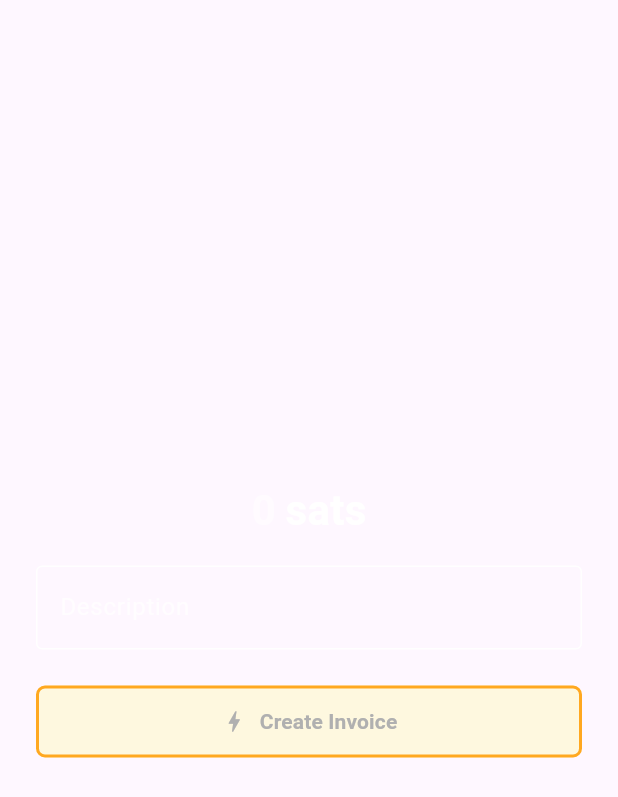
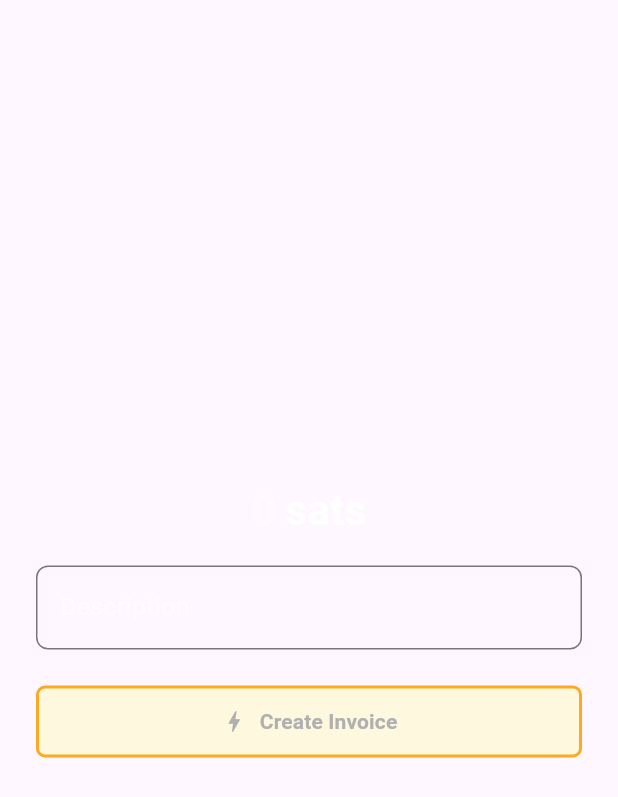
Before and after one commit to thespielplatz/volt-ui, a Flutter app: the CreateInvoice widget shown alone on an empty page, opened directly with empty values, on a phone screen of 412 x 824 dp. Shown: the top 797 px of the screen. Run offline on Flutter 3.47's test engine with Material 3 defaults, Android fonts, the phone set to English and light mode, and no system bars; our stand-ins replace flutter_secure_storage, nanoid, qr_flutter; accounts and stored records are empty.

Commit message:
chore: streamline input styles

```diff
--- a/lib/pages/create/create_wallet.dart
+++ b/lib/pages/create/create_wallet.dart
@@ -144,11 +144,7 @@ class _CreateWalletState extends State<CreateWallet> {
                   OutlineInputBorder(borderRadius: BorderRadius.circular(8)),
               hintText: 'Paste your config here...',
               hintStyle: const TextStyle(color: AppColors.textSecondary),
-              focusedBorder: OutlineInputBorder(
-                borderRadius: BorderRadius.circular(4),
-                borderSide:
-                    const BorderSide(width: 2, color: AppColors.accentColor),
-              ),
+              focusedBorder: AppColors.inputFocusedBorder,
             ),
           ),
           const SizedBox(height: 12),
--- a/lib/pages/wallet/create_invoice/create_invoice.dart
+++ b/lib/pages/wallet/create_invoice/create_invoice.dart
@@ -3,6 +3,7 @@ import 'package:flutter/services.dart';
 import 'package:volt_ui/layout/sats_input_formatter.dart';
 import 'package:volt_ui/layout/show_error.dart';
 import 'package:volt_ui/repository/wallet_repository.dart';
+import 'package:volt_ui/ui/app_colors.dart';
 import 'package:volt_ui/ui/vui_button.dart';
 
 class CreateInvoice extends StatefulWidget {
@@ -89,11 +90,12 @@ class _CreateInvoiceState extends State<CreateInvoice> {
             TextField(
               controller: _descController,
               style: const TextStyle(color: Colors.white),
-              decoration: const InputDecoration(
+              decoration: InputDecoration(
                 labelText: 'Description',
-                labelStyle: TextStyle(color: Colors.white70),
-                enabledBorder: whiteBorder,
-                focusedBorder: whiteBorder,
+                labelStyle: const TextStyle(color: Colors.white70),
+                border:
+                    OutlineInputBorder(borderRadius: BorderRadius.circular(8)),
+                focusedBorder: AppColors.inputFocusedBorder,
               ),
             ),
             const SizedBox(height: 24),
--- a/lib/ui/app_colors.dart
+++ b/lib/ui/app_colors.dart
@@ -9,4 +9,8 @@ class AppColors {
   static const text = Color(0xFFFDF4E9);
   static const textSecondary = Color.fromARGB(255, 176, 176, 176);
   static const accentColor = Color(0xFFffa820);
+  static var inputFocusedBorder = OutlineInputBorder(
+    borderRadius: BorderRadius.circular(4),
+    borderSide: const BorderSide(width: 2, color: Colors.white),
+  );
 }
```
Also changed, not shown: lib/pages/wallet/pay_invoice/pay_invoice.dart (+6 -8 lines).
